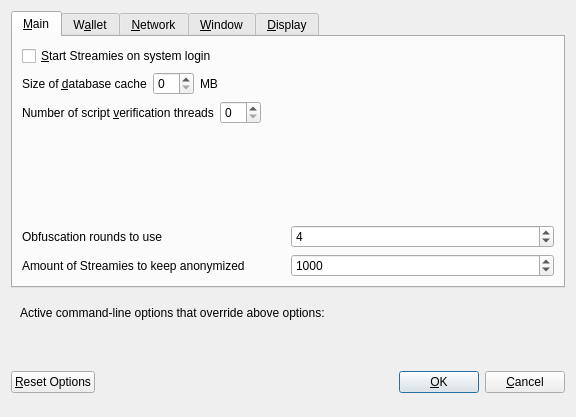
The window that src/qt/forms/optionsdialog.ui (cryptopool-builders/Streamies) describes before a commit, drawn with Qt 5.
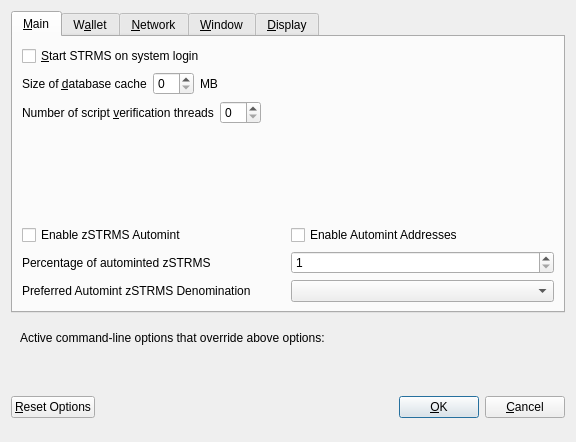
The same window after the commit. Custom widgets are drawn as their Qt base class.

Patch:
```diff
--- a/src/qt/forms/optionsdialog.ui
+++ b/src/qt/forms/optionsdialog.ui
@@ -7,7 +7,7 @@
     <x>0</x>
     <y>0</y>
     <width>576</width>
-    <height>417</height>
+    <height>442</height>
    </rect>
   </property>
   <property name="windowTitle">
@@ -33,7 +33,7 @@
           <string>Automatically start Streamies after logging in to the system.</string>
          </property>
          <property name="text">
-          <string>&amp;Start Streamies on system login</string>
+          <string>&amp;Start STRMS on system login</string>
          </property>
         </widget>
        </item>
@@ -131,73 +131,109 @@
         </spacer>
        </item>
        <item>
-        <layout class="QHBoxLayout" name="horizontalLayout_4_Main">
+        <widget class="QWidget" name="verticalZpivOptionsWidget" native="true">
+         <layout class="QVBoxLayout" name="verticalZpivOptionsLayout">
+          <property name="margin">
+           <number>0</number>
+          </property>
          <item>
-          <widget class="QLabel" name="label">
+           <layout class="QHBoxLayout" name="horizontalAutomintingLayout">
+            <item>
+             <widget class="QCheckBox" name="checkBoxZeromintEnable">
            <property name="toolTip">
-            <string>This setting determines the amount of individual masternodes that an input will be anonymized through.&lt;br/&gt;More rounds of anonymization gives a higher degree of privacy, but also costs more in fees.</string>
-           </property>
+               <string>Enable automatic minting of STRMS units to zSTRMS</string>
+              </property>
+              <property name="layoutDirection">
+               <enum>Qt::LeftToRight</enum>
+              </property>
            <property name="text">
-            <string>Obfuscation rounds to use</string>
+               <string>Enable zSTRMS Automint</string>
            </property>
           </widget>
          </item>
          <item>
-          <widget class="QSpinBox" name="obfuscationRounds">
-           <property name="minimum">
-            <number>2</number>
-           </property>
-           <property name="maximum">
-            <number>8</number>
-           </property>
-           <property name="value">
-            <number>4</number>
+             <widget class="QCheckBox" name="checkBoxZeromintAddresses">
+              <property name="toolTip">
+               <string>Enable automatic zSTRMS minting from specific addresses</string>
+              </property>
+              <property name="layoutDirection">
+               <enum>Qt::LeftToRight</enum>
+              </property>
+              <property name="text">
+               <string>Enable Automint Addresses</string>
            </property>
           </widget>
          </item>
         </layout>
        </item>
        <item>
-        <layout class="QHBoxLayout" name="horizontalLayout">
+           <layout class="QHBoxLayout" name="horizontalZmintPercentageLayout">
          <item>
-          <widget class="QLabel" name="label_2">
+             <widget class="QLabel" name="percentage_label">
            <property name="toolTip">
-            <string>This amount acts as a threshold to turn off Obfuscation once it's reached.</string>
-           </property>
-           <property name="statusTip">
-            <string notr="true"/>
-           </property>
-           <property name="whatsThis">
-            <string notr="true"/>
-           </property>
-           <property name="accessibleName">
-            <string notr="true"/>
-           </property>
-           <property name="accessibleDescription">
-            <string notr="true"/>
-           </property>
+               <string>Percentage of incoming STRMS which get automatically converted to zSTRMS via Zerocoin Protocol (min: 10%)</string>
+              </property>
+              <property name="text">
+               <string>Percentage of autominted zSTRMS</string>
+              </property>
+             </widget>
+            </item>
+            <item>
+             <widget class="QSpinBox" name="zeromintPercentage">
+              <property name="minimum">
+               <number>1</number>
+              </property>
+              <property name="maximum">
+               <number>100</number>
+              </property>
+             </widget>
+            </item>
+           </layout>
+          </item>
+          <item>
+           <layout class="QHBoxLayout" name="horizontalLayout" stretch="0,0">
+            <property name="sizeConstraint">
+             <enum>QLayout::SetFixedSize</enum>
+            </property>
+            <item>
+             <widget class="QLabel" name="labelPreferredDenom">
+              <property name="maximumSize">
+               <size>
+                <width>16777215</width>
+                <height>16777215</height>
+               </size>
+              </property>
+              <property name="toolTip">
+               <string>Wait with automatic conversion to Zerocoin until enough STRMS for this denomination is available</string>
+              </property>
            <property name="text">
-            <string>Amount of Streamies to keep anonymized</string>
+               <string>Preferred Automint zSTRMS Denomination</string>
            </property>
           </widget>
          </item>
          <item>
-          <widget class="QSpinBox" name="anonymizeStreamies">
-           <property name="minimum">
-            <number>100</number>
-           </property>
-           <property name="maximum">
-            <number>100000</number>
-           </property>
-           <property name="singleStep">
-            <number>100</number>
-           </property>
-           <property name="value">
-            <number>1000</number>
+             <widget class="QComboBox" name="preferredDenom">
+              <property name="maximumSize">
+               <size>
+                <width>16777215</width>
+                <height>27</height>
+               </size>
+              </property>
+              <property name="toolTip">
+               <string>Wait with automatic conversion to Zerocoin until enough STRMS for this denomination is available</string>
+              </property>
+              <property name="maxVisibleItems">
+               <number>9</number>
+              </property>
+              <property name="maxCount">
+               <number>9</number>
            </property>
           </widget>
          </item>
         </layout>
+          </item>
+         </layout>
+        </widget>
        </item>
       </layout>
      </widget>
```
Left out of the diff: 96 changed lines with no effect on the pictures. Lines whose indentation alone changed are shown as unchanged.
